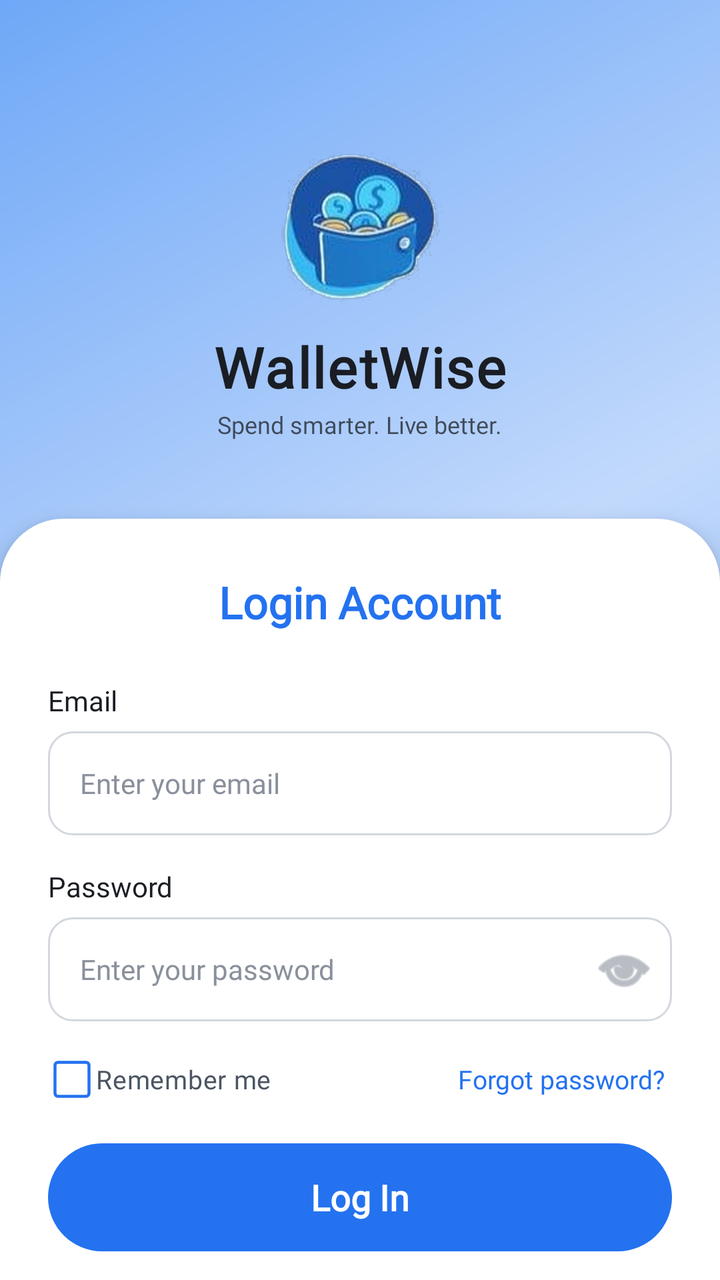
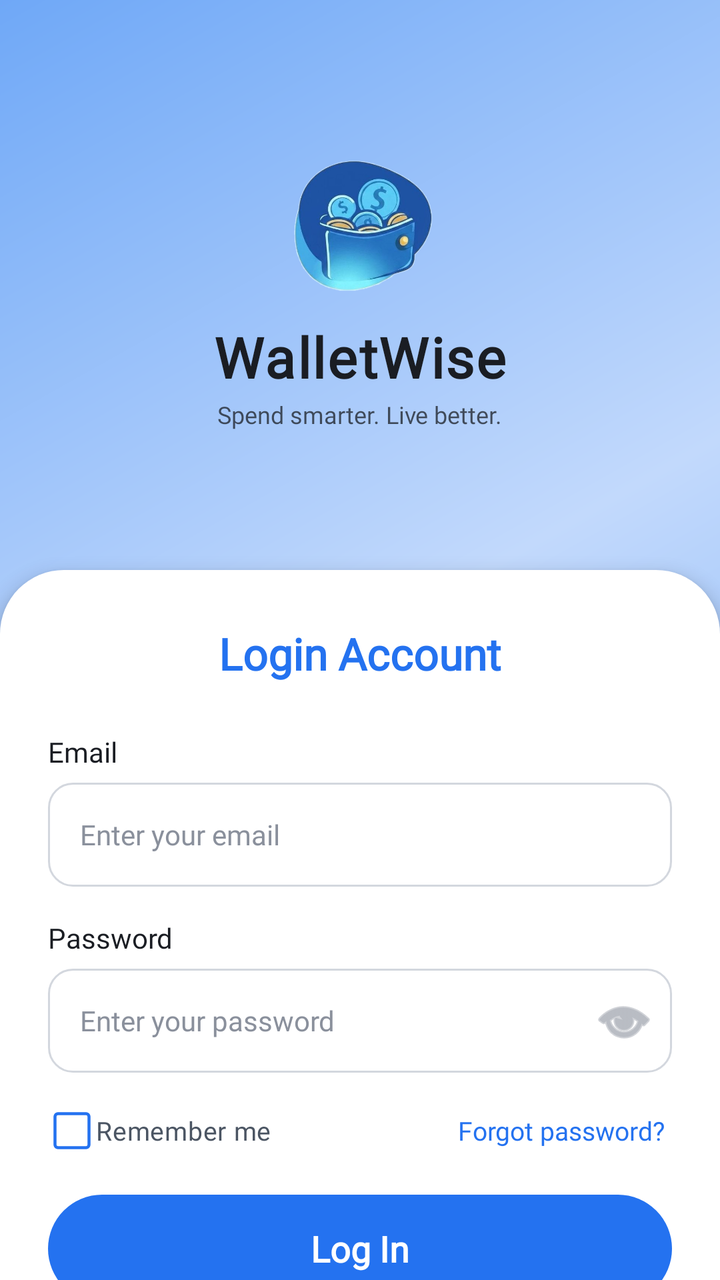

Screens rendered from an Android XML layout before and after an edit, with the pre-edit source and the edit as a unified diff.
<!-- AndroidManifest.xml: activity theme Theme.ExpenceAndBudgetTracker -->
<!-- res/layout/activity_login.xml -->
<?xml version="1.0" encoding="utf-8"?>
<androidx.core.widget.NestedScrollView
    xmlns:android="http://schemas.android.com/apk/res/android"
    xmlns:app="http://schemas.android.com/apk/res-auto"
    xmlns:tools="http://schemas.android.com/tools"

    android:layout_width="match_parent"
    android:layout_height="match_parent"

    android:background="@drawable/bg_gradient"

    android:fillViewport="true"
    android:clipToPadding="false"

    tools:context=".auth.LoginActivity">


    <LinearLayout
        android:layout_width="match_parent"
        android:layout_height="wrap_content"

        android:orientation="vertical">


        
        
        

        <FrameLayout
            android:layout_width="match_parent"
            android:layout_height="285dp">


            
            
            

            <LinearLayout
                android:layout_width="wrap_content"
                android:layout_height="wrap_content"

                android:layout_gravity="center"

                android:gravity="center"

                android:orientation="vertical">


                

                <ImageView
                    android:id="@+id/imgLogo"

                    android:layout_width="95dp"
                    android:layout_height="95dp"

                    android:adjustViewBounds="true"

                    android:contentDescription="WalletWise Logo"

                    android:scaleType="fitCenter"

                    android:src="@drawable/walletwise_logo" />


                

                <TextView
                    android:id="@+id/tvWalletWise"

                    android:layout_width="wrap_content"
                    android:layout_height="wrap_content"

                    android:layout_marginTop="5dp"

                    android:fontFamily="@font/dosis_extrabold"

                    android:text="WalletWise"

                    android:textColor="@color/text_primary_light"

                    android:textSize="28sp"

                    android:textStyle="bold"

                    android:letterSpacing="0.03" />


                

                <TextView
                    android:layout_width="wrap_content"
                    android:layout_height="wrap_content"

                    android:layout_marginTop="2dp"

                    android:fontFamily="@font/molengo_regular"

                    android:text="Spend smarter. Live better."

                    android:textColor="@color/text_primary_light"

                    android:textSize="12sp"

                    android:alpha="0.75" />

            </LinearLayout>

        </FrameLayout>


        
        
        

        <LinearLayout
            android:id="@+id/formCard"

            android:layout_width="match_parent"
            android:layout_height="wrap_content"

            android:layout_marginTop="-26dp"

            android:background="@drawable/bg_login_card"

            android:elevation="7dp"

            android:orientation="vertical"

            android:paddingStart="24dp"
            android:paddingTop="27dp"
            android:paddingEnd="24dp"
            android:paddingBottom="26dp">


            
            
            

            <TextView
                android:layout_width="match_parent"
                android:layout_height="wrap_content"

                android:fontFamily="@font/dosis_extrabold"

                android:text="Login Account"

                android:textAlignment="center"

                android:textColor="@color/primary_500"

                android:textSize="22sp"

                android:textStyle="bold" />



            
            
            

            <TextView
                android:layout_width="wrap_content"
                android:layout_height="wrap_content"

                android:layout_marginTop="25dp"

                android:fontFamily="@font/dosis_semibold"

                android:text="Email"

                android:textColor="@color/text_primary_light"

                android:textSize="14sp" />


            <EditText
                android:id="@+id/etEmail"

                android:layout_width="match_parent"
                android:layout_height="52dp"

                android:layout_marginTop="6dp"

                android:background="@drawable/bg_input_box"

                android:fontFamily="@font/molengo_regular"

                android:hint="Enter your email"

                android:inputType="textEmailAddress"

                android:paddingStart="16dp"
                android:paddingEnd="16dp"

                android:singleLine="true"

                android:textColor="@color/text_primary_light"

                android:textColorHint="@color/neutral_500"

                android:textSize="14sp" />


            
            
            

            <TextView
                android:layout_width="wrap_content"
                android:layout_height="wrap_content"

                android:layout_marginTop="16dp"

                android:fontFamily="@font/dosis_semibold"

                android:text="Password"

                android:textColor="@color/text_primary_light"

                android:textSize="14sp" />


            <FrameLayout
                android:layout_width="match_parent"
                android:layout_height="52dp"

                android:layout_marginTop="6dp"

                android:background="@drawable/bg_input_box">


                <EditText
                    android:id="@+id/etPassword"

                    android:layout_width="match_parent"
                    android:layout_height="match_parent"

                    android:background="@null"

                    android:fontFamily="@font/molengo_regular"

                    android:hint="Enter your password"

                    android:inputType="textPassword"

                    android:paddingStart="16dp"
                    android:paddingEnd="52dp"

                    android:singleLine="true"

                    android:textColor="@color/text_primary_light"

                    android:textColorHint="@color/neutral_500"

                    android:textSize="14sp" />


                <ImageButton
                    android:id="@+id/btnTogglePassword"

                    android:layout_width="48dp"
                    android:layout_height="48dp"

                    android:layout_gravity="center_vertical|end"

                    android:background="?attr/selectableItemBackgroundBorderless"

                    android:contentDescription="Show or hide password"

                    android:padding="12dp"

                    android:src="@android:drawable/ic_menu_view"

                    app:tint="@color/neutral_500" />

            </FrameLayout>


            
            
            

            <LinearLayout
                android:layout_width="match_parent"
                android:layout_height="wrap_content"

                android:layout_marginTop="5dp"

                android:gravity="center_vertical"

                android:orientation="horizontal">


                <CheckBox
                    android:id="@+id/cbRememberMe"

                    android:layout_width="wrap_content"
                    android:layout_height="48dp"

                    android:button="@drawable/checkbox_selector"

                    android:fontFamily="@font/dosis_semibold"

                    android:text="Remember me"

                    android:textColor="@color/text_secondary_light"

                    android:textSize="13sp"

                    app:buttonTint="@null" />


                <View
                    android:layout_width="0dp"
                    android:layout_height="1dp"

                    android:layout_weight="1" />


                <TextView
                    android:id="@+id/tvForgotPassword"

                    android:layout_width="wrap_content"
                    android:layout_height="48dp"

                    android:gravity="center"

                    android:paddingStart="4dp"
                    android:paddingEnd="4dp"

                    android:fontFamily="@font/dosis_semibold"

                    android:text="Forgot password?"

                    android:textColor="@color/primary_500"

                    android:textSize="13sp" />

            </LinearLayout>


            
            
            

            <Button
                android:id="@+id/btnLogIn"

                android:layout_width="match_parent"
                android:layout_height="54dp"

                android:layout_marginTop="8dp"

                android:background="@drawable/bg_gradient_pill_button"

                android:backgroundTint="@null"

                android:fontFamily="@font/dosis_extrabold"

                android:stateListAnimator="@null"

                android:text="Log In"

                android:textAllCaps="false"

                android:textColor="@color/neutral_0"

                android:textSize="18sp"

                android:textStyle="bold" />


            
            
            

            <LinearLayout
                android:layout_width="match_parent"
                android:layout_height="wrap_content"

                android:layout_marginTop="17dp"

                android:gravity="center"

                android:orientation="horizontal">


                <TextView
                    android:layout_width="wrap_content"
                    android:layout_height="wrap_content"

                    android:fontFamily="@font/dosis_semibold"

                    android:text="Don't have an account? "

                    android:textColor="@color/neutral_500"

                    android:textSize="13sp" />


                <TextView
                    android:id="@+id/tvGoToSignUp"

                    android:layout_width="wrap_content"
                    android:layout_height="48dp"

                    android:gravity="center"

                    android:fontFamily="@font/dosis_bold"

                    android:text="Sign Up"

                    android:textColor="@color/primary_500"

                    android:textSize="13sp"

                    android:textStyle="bold" />

            </LinearLayout>


        </LinearLayout>

    </LinearLayout>

</androidx.core.widget.NestedScrollView>
<!-- resources referenced by this layout -->
<resources>
  <color name="neutral_0">#FFFFFF</color>
  <color name="neutral_500">#8A909C</color>
  <color name="primary_500">#2472F0</color>
  <color name="text_primary_light">@color/neutral_900</color>
  <color name="text_secondary_light">@color/neutral_700</color>
  <!-- drawable bg_gradient (drawable) -->
  <?xml version="1.0" encoding="utf-8"?>
  <shape xmlns:android="http://schemas.android.com/apk/res/android"
      android:shape="rectangle">
      <gradient
          android:type="linear"
          android:angle="135"
          android:startColor="@color/primary_300"
          android:centerColor="@color/primary_100"
          android:endColor="@color/primary_300" />
  </shape>
  <!-- drawable bg_gradient_pill_button (drawable) -->
  <?xml version="1.0" encoding="utf-8"?>
  <shape xmlns:android="http://schemas.android.com/apk/res/android"
      android:shape="rectangle">
  
      <solid android:color="@color/primary_500" />
  
      <corners android:radius="28dp" />
  
  </shape>
  <!-- drawable bg_input_box (drawable) -->
  <?xml version="1.0" encoding="utf-8"?>
  <shape xmlns:android="http://schemas.android.com/apk/res/android"
      android:shape="rectangle">
      <solid android:color="@color/neutral_0" />
      <stroke
          android:width="1dp"
          android:color="@color/neutral_300" />
      <corners android:radius="12dp" />
  </shape>
  <!-- drawable bg_login_card (drawable) -->
  <?xml version="1.0" encoding="utf-8"?>
  <shape xmlns:android="http://schemas.android.com/apk/res/android"
      android:shape="rectangle">
  
      <solid
          android:color="@color/neutral_0" />
  
      <corners
          android:topLeftRadius="32dp"
          android:topRightRadius="32dp"
          android:bottomLeftRadius="20dp"
          android:bottomRightRadius="20dp" />
  
      <padding
          android:left="0dp"
          android:top="0dp"
          android:right="0dp"
          android:bottom="0dp" />
  
  </shape>
  <!-- drawable checkbox_selector (drawable) -->
  <selector xmlns:android="http://schemas.android.com/apk/res/android">
      <item android:state_checked="true" android:drawable="@drawable/ic_checkbox_checked" />
      <item android:state_checked="false" android:drawable="@drawable/ic_checkbox_unchecked" />
  </selector>
  <!-- drawable walletwise_logo: png bitmap (drawable, 579250 bytes) -->
  <color name="neutral_900">#1A1D23</color>
  <color name="neutral_700">#4B5563</color>
  <color name="primary_300">#6FA8F7</color>
  <color name="primary_100">#C2D9FC</color>
  <color name="neutral_300">#D3D7DE</color>
  <!-- drawable ic_checkbox_unchecked (drawable) -->
  <vector xmlns:android="http://schemas.android.com/apk/res/android"
      android:width="24dp"
      android:height="24dp"
      android:viewportWidth="24"
      android:viewportHeight="24">
  
      
      <path
          android:pathData="M5,3.5h14c0.83,0 1.5,0.67 1.5,1.5v14c0,0.83 -0.67,1.5 -1.5,1.5h-14c-0.83,0 -1.5,-0.67 -1.5,-1.5v-14c0,-0.83 0.67,-1.5 1.5,-1.5z"
          android:strokeColor="@color/primary_500"
          android:strokeWidth="1.5"
          android:fillColor="#00000000" />
  </vector>
  <color name="primary_900">#082456</color>
  <color name="accent_500">#FFA800</color>
  <color name="accent_100">#FFE9C2</color>
  <color name="accent_700">#CC8600</color>
  <color name="expense_red">#E5484D</color>
  <color name="background_light">@color/neutral_50</color>
  <color name="surface_light">@color/neutral_0</color>
  <color name="primary_700">#1447A8</color>
  <color name="neutral_50">#F7F8FA</color>
  <!-- unchanged entries left out for length: 2 -->
</resources>

<!-- the commit's change to res/layout/activity_login.xml (unified diff, before → after) -->
@@ -18,7 +18,6 @@
     <LinearLayout
         android:layout_width="match_parent"
         android:layout_height="wrap_content"
-
         android:orientation="vertical">
 
 
@@ -48,11 +47,12 @@
 
                 
 
+
                 <ImageView
                     android:id="@+id/imgLogo"
 
-                    android:layout_width="95dp"
-                    android:layout_height="95dp"
+                    android:layout_width="85dp"
+                    android:layout_height="85dp"
 
                     android:adjustViewBounds="true"
 
@@ -60,7 +60,8 @@
 
                     android:scaleType="fitCenter"
 
-                    android:src="@drawable/walletwise_logo" />
+                    android:src="@drawable/wallet_icon_transparent" />
+
 
 
                 
@@ -119,11 +120,11 @@
             android:layout_width="match_parent"
             android:layout_height="wrap_content"
 
-            android:layout_marginTop="-26dp"
+            android:layout_marginTop="0dp"
 
             android:background="@drawable/bg_login_card"
 
-            android:elevation="7dp"
+            android:elevation="5dp"
 
             android:orientation="vertical"
 
<!-- resource entries referenced after the edit -->
@@ -62,7 +62,7 @@
       <item android:state_checked="true" android:drawable="@drawable/ic_checkbox_checked" />
       <item android:state_checked="false" android:drawable="@drawable/ic_checkbox_unchecked" />
   </selector>
-  <!-- drawable walletwise_logo: png bitmap (drawable, 579250 bytes) -->
+  <!-- drawable wallet_icon_transparent: png bitmap (drawable, 156588 bytes) -->
   <color name="neutral_900">#1A1D23</color>
   <color name="neutral_700">#4B5563</color>
   <color name="primary_300">#6FA8F7</color>
